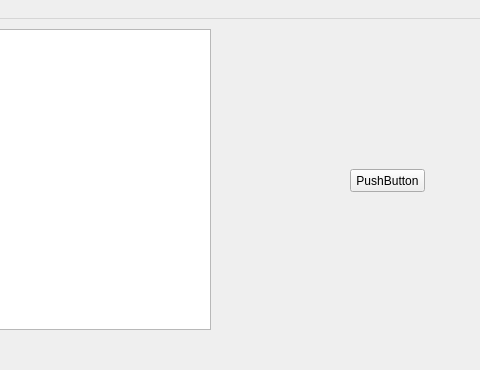
This is mainwindow.ui in nudeldunker/PIC as Qt 5 draws it before an edit; both pictures show x 320 to 800 and y 0 to 370 of the 800 by 600 pixel window. The edited form follows.
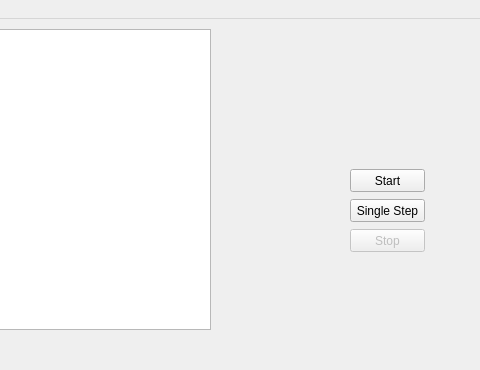
This is the edited form.

Commit message: QThread +Single Step

The edit to the form file:
```diff
--- a/mainwindow.ui
+++ b/mainwindow.ui
@@ -24,7 +24,7 @@
      </rect>
     </property>
     <property name="text">
-     <string>PushButton</string>
+     <string>Start</string>
     </property>
    </widget>
    <widget class="QTableView" name="regView">
@@ -40,6 +40,38 @@
      <enum>QAbstractScrollArea::AdjustToContents</enum>
     </property>
    </widget>
+   <widget class="QPushButton" name="pushButtonStop">
+    <property name="enabled">
+     <bool>false</bool>
+    </property>
+    <property name="geometry">
+     <rect>
+      <x>670</x>
+      <y>210</y>
+      <width>75</width>
+      <height>23</height>
+     </rect>
+    </property>
+    <property name="text">
+     <string>Stop</string>
+    </property>
+    <property name="default">
+     <bool>false</bool>
+    </property>
+   </widget>
+   <widget class="QPushButton" name="pushButtonSingleStep">
+    <property name="geometry">
+     <rect>
+      <x>670</x>
+      <y>180</y>
+      <width>75</width>
+      <height>23</height>
+     </rect>
+    </property>
+    <property name="text">
+     <string>Single Step</string>
+    </property>
+   </widget>
   </widget>
   <widget class="QMenuBar" name="menubar">
    <property name="geometry">
```
The commit also changes 4 other files.
